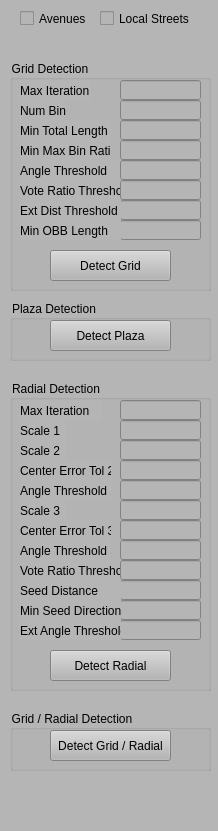
Qt form RoadDesigner/ControlWidget.ui (gnishida/RoadDesigner) before a commit.
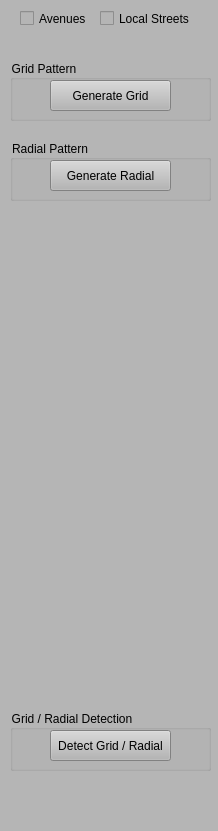
The same form after that commit.

Patch:
```diff
--- a/RoadDesigner/ControlWidget.ui
+++ b/RoadDesigner/ControlWidget.ui
@@ -26,247 +26,13 @@
       <x>10</x>
       <y>60</y>
       <width>201</width>
-      <height>231</height>
-     </rect>
-    </property>
-    <property name="title">
-     <string>Grid Detection</string>
-    </property>
-    <widget class="QPushButton" name="pushButtonDetectGrid">
-     <property name="geometry">
-      <rect>
-       <x>40</x>
-       <y>190</y>
-       <width>121</width>
-       <height>31</height>
-      </rect>
-     </property>
-     <property name="text">
-      <string>Detect Grid</string>
-     </property>
-    </widget>
-    <widget class="QLabel" name="label_4">
-     <property name="geometry">
-      <rect>
-       <x>10</x>
-       <y>40</y>
-       <width>46</width>
-       <height>21</height>
-      </rect>
-     </property>
-     <property name="text">
-      <string>Num Bins</string>
-     </property>
-    </widget>
-    <widget class="QLineEdit" name="lineEditNumBins">
-     <property name="geometry">
-      <rect>
-       <x>110</x>
-       <y>40</y>
-       <width>81</width>
-       <height>20</height>
-      </rect>
-     </property>
-     <property name="alignment">
-      <set>Qt::AlignRight|Qt::AlignTrailing|Qt::AlignVCenter</set>
-     </property>
-    </widget>
-    <widget class="QLabel" name="label_5">
-     <property name="geometry">
-      <rect>
-       <x>10</x>
-       <y>60</y>
-       <width>91</width>
-       <height>21</height>
-      </rect>
-     </property>
-     <property name="text">
-      <string>Min Total Length</string>
-     </property>
-    </widget>
-    <widget class="QLineEdit" name="lineEditMinTotalLength">
-     <property name="geometry">
-      <rect>
-       <x>110</x>
-       <y>60</y>
-       <width>81</width>
-       <height>20</height>
-      </rect>
-     </property>
-     <property name="alignment">
-      <set>Qt::AlignRight|Qt::AlignTrailing|Qt::AlignVCenter</set>
-     </property>
-    </widget>
-    <widget class="QLabel" name="label_6">
-     <property name="geometry">
-      <rect>
-       <x>10</x>
-       <y>80</y>
-       <width>91</width>
-       <height>21</height>
-      </rect>
-     </property>
-     <property name="text">
-      <string>Min Max Bin Ratio</string>
-     </property>
-    </widget>
-    <widget class="QLineEdit" name="lineEditMinMaxBinRatio">
-     <property name="geometry">
-      <rect>
-       <x>110</x>
-       <y>80</y>
-       <width>81</width>
-       <height>20</height>
-      </rect>
-     </property>
-     <property name="alignment">
-      <set>Qt::AlignRight|Qt::AlignTrailing|Qt::AlignVCenter</set>
-     </property>
-    </widget>
-    <widget class="QLabel" name="label_17">
-     <property name="geometry">
-      <rect>
-       <x>10</x>
-       <y>120</y>
-       <width>101</width>
-       <height>21</height>
-      </rect>
-     </property>
-     <property name="text">
-      <string>Vote Ratio Threshold</string>
-     </property>
-    </widget>
-    <widget class="QLineEdit" name="lineEditGridVotingThreshold">
-     <property name="geometry">
-      <rect>
-       <x>110</x>
-       <y>120</y>
-       <width>81</width>
-       <height>20</height>
-      </rect>
-     </property>
-     <property name="alignment">
-      <set>Qt::AlignRight|Qt::AlignTrailing|Qt::AlignVCenter</set>
-     </property>
-    </widget>
-    <widget class="QLabel" name="label_18">
-     <property name="geometry">
-      <rect>
-       <x>10</x>
-       <y>20</y>
-       <width>71</width>
-       <height>21</height>
-      </rect>
-     </property>
-     <property name="text">
-      <string>Max Iteration</string>
-     </property>
-    </widget>
-    <widget class="QLineEdit" name="lineEditGridMaxIteration">
-     <property name="geometry">
-      <rect>
-       <x>110</x>
-       <y>20</y>
-       <width>81</width>
-       <height>20</height>
-      </rect>
-     </property>
-     <property name="alignment">
-      <set>Qt::AlignRight|Qt::AlignTrailing|Qt::AlignVCenter</set>
-     </property>
-    </widget>
-    <widget class="QLabel" name="label_20">
-     <property name="geometry">
-      <rect>
-       <x>10</x>
-       <y>100</y>
-       <width>101</width>
-       <height>21</height>
-      </rect>
-     </property>
-     <property name="text">
-      <string>Angle Threshold</string>
-     </property>
-    </widget>
-    <widget class="QLineEdit" name="lineEditGridAngleThreshold">
-     <property name="geometry">
-      <rect>
-       <x>110</x>
-       <y>100</y>
-       <width>81</width>
-       <height>20</height>
-      </rect>
-     </property>
-     <property name="alignment">
-      <set>Qt::AlignRight|Qt::AlignTrailing|Qt::AlignVCenter</set>
-     </property>
-    </widget>
-    <widget class="QLineEdit" name="lineEditGridExtendingDistanceThreshold">
-     <property name="geometry">
-      <rect>
-       <x>110</x>
-       <y>140</y>
-       <width>81</width>
-       <height>20</height>
-      </rect>
-     </property>
-     <property name="alignment">
-      <set>Qt::AlignRight|Qt::AlignTrailing|Qt::AlignVCenter</set>
-     </property>
-    </widget>
-    <widget class="QLabel" name="label_21">
-     <property name="geometry">
-      <rect>
-       <x>10</x>
-       <y>140</y>
-       <width>101</width>
-       <height>21</height>
-      </rect>
-     </property>
-     <property name="text">
-      <string>Ext Dist Threshold</string>
-     </property>
-    </widget>
-    <widget class="QLineEdit" name="lineEditGridMinOBBLength">
-     <property name="geometry">
-      <rect>
-       <x>110</x>
-       <y>160</y>
-       <width>81</width>
-       <height>20</height>
-      </rect>
-     </property>
-     <property name="alignment">
-      <set>Qt::AlignRight|Qt::AlignTrailing|Qt::AlignVCenter</set>
-     </property>
-    </widget>
-    <widget class="QLabel" name="label_22">
-     <property name="geometry">
-      <rect>
-       <x>10</x>
-       <y>160</y>
-       <width>101</width>
-       <height>21</height>
-      </rect>
-     </property>
-     <property name="text">
-      <string>Min OBB Length</string>
-     </property>
-    </widget>
-   </widget>
-   <widget class="QGroupBox" name="groupBox_4">
-    <property name="geometry">
-     <rect>
-      <x>10</x>
-      <y>300</y>
-      <width>201</width>
       <height>61</height>
      </rect>
     </property>
     <property name="title">
-     <string>Plaza Detection</string>
+     <string>Grid Pattern</string>
     </property>
-    <widget class="QPushButton" name="pushButtonDetectPlaza">
+    <widget class="QPushButton" name="pushButtonGenerateGrid">
      <property name="geometry">
       <rect>
        <x>40</x>
@@ -276,7 +42,7 @@
       </rect>
      </property>
      <property name="text">
-      <string>Detect Plaza</string>
+      <string>Generate Grid</string>
      </property>
     </widget>
    </widget>
@@ -284,349 +50,25 @@
     <property name="geometry">
      <rect>
       <x>10</x>
-      <y>380</y>
+      <y>140</y>
       <width>201</width>
-      <height>311</height>
+      <height>61</height>
      </rect>
     </property>
     <property name="title">
-     <string>Radial Detection</string>
+     <string>Radial Pattern</string>
     </property>
     <widget class="QPushButton" name="pushButtonDetectRadial">
      <property name="geometry">
       <rect>
        <x>40</x>
-       <y>270</y>
+       <y>20</y>
        <width>121</width>
        <height>31</height>
       </rect>
      </property>
      <property name="text">
-      <string>Detect Radial</string>
-     </property>
-    </widget>
-    <widget class="QLineEdit" name="lineEditScale1">
-     <property name="geometry">
-      <rect>
-       <x>110</x>
-       <y>40</y>
-       <width>81</width>
-       <height>20</height>
-      </rect>
-     </property>
-     <property name="alignment">
-      <set>Qt::AlignRight|Qt::AlignTrailing|Qt::AlignVCenter</set>
-     </property>
-    </widget>
-    <widget class="QLabel" name="label_7">
-     <property name="geometry">
-      <rect>
-       <x>10</x>
-       <y>40</y>
-       <width>46</width>
-       <height>21</height>
-      </rect>
-     </property>
-     <property name="text">
-      <string>Scale 1</string>
-     </property>
-    </widget>
-    <widget class="QLabel" name="label_8">
-     <property name="geometry">
-      <rect>
-       <x>10</x>
-       <y>60</y>
-       <width>46</width>
-       <height>21</height>
-      </rect>
-     </property>
-     <property name="text">
-      <string>Scale 2</string>
-     </property>
-    </widget>
-    <widget class="QLineEdit" name="lineEditScale2">
-     <property name="geometry">
-      <rect>
-       <x>110</x>
-       <y>60</y>
-       <width>81</width>
-       <height>20</height>
-      </rect>
-     </property>
-     <property name="alignment">
-      <set>Qt::AlignRight|Qt::AlignTrailing|Qt::AlignVCenter</set>
-     </property>
-    </widget>
-    <widget class="QLabel" name="label_9">
-     <property name="geometry">
-      <rect>
-       <x>10</x>
-       <y>80</y>
-       <width>91</width>
-       <height>21</height>
-      </rect>
-     </property>
-     <property name="text">
-      <string>Center Error Tol 2</string>
-     </property>
-    </widget>
-    <widget class="QLineEdit" name="lineEditCenterErrorTol2">
-     <property name="geometry">
-      <rect>
-       <x>110</x>
-       <y>80</y>
-       <width>81</width>
-       <height>20</height>
-      </rect>
-     </property>
-     <property name="alignment">
-      <set>Qt::AlignRight|Qt::AlignTrailing|Qt::AlignVCenter</set>
-     </property>
-    </widget>
-    <widget class="QLabel" name="label_10">
-     <property name="geometry">
-      <rect>
-       <x>10</x>
-       <y>100</y>
-       <width>91</width>
-       <height>21</height>
-      </rect>
-     </property>
-     <property name="text">
-      <string>Angle Threshold 2</string>
-     </property>
-    </widget>
-    <widget class="QLineEdit" name="lineEditAngleThreshold2">
-     <property name="geometry">
-      <rect>
-       <x>110</x>
-       <y>100</y>
-       <width>81</width>
-       <height>20</height>
-      </rect>
-     </property>
-     <property name="alignment">
-      <set>Qt::AlignRight|Qt::AlignTrailing|Qt::AlignVCenter</set>
-     </property>
-    </widget>
-    <widget class="QLineEdit" name="lineEditAngleThreshold3">
-     <property name="geometry">
-      <rect>
-       <x>110</x>
-       <y>160</y>
-       <width>81</width>
-       <height>20</height>
-      </rect>
-     </property>
-     <property name="alignment">
-      <set>Qt::AlignRight|Qt::AlignTrailing|Qt::AlignVCenter</set>
-     </property>
-    </widget>
-    <widget class="QLabel" name="label_11">
-     <property name="geometry">
-      <rect>
-       <x>10</x>
-       <y>160</y>
-       <width>91</width>
-       <height>21</height>
-      </rect>
-     </property>
-     <property name="text">
-      <string>Angle Threshold 3</string>
-     </property>
-    </widget>
-    <widget class="QLabel" name="label_12">
-     <property name="geometry">
-      <rect>
-       <x>10</x>
-       <y>140</y>
-       <width>91</width>
-       <height>21</height>
-      </rect>
-     </property>
-     <property name="text">
-      <string>Center Error Tol 3</string>
-     </property>
-    </widget>
-    <widget class="QLabel" name="label_13">
-     <property name="geometry">
-      <rect>
-       <x>10</x>
-       <y>120</y>
-       <width>46</width>
-       <height>21</height>
-      </rect>
-     </property>
-     <property name="text">
-      <string>Scale 3</string>
-     </property>
-    </widget>
-    <widget class="QLineEdit" name="lineEditCenterErrorTol3">
-     <property name="geometry">
-      <rect>
-       <x>110</x>
-       <y>140</y>
-       <width>81</width>
-       <height>20</height>
-      </rect>
-     </property>
-     <property name="alignment">
-      <set>Qt::AlignRight|Qt::AlignTrailing|Qt::AlignVCenter</set>
-     </property>
-    </widget>
-    <widget class="QLineEdit" name="lineEditScale3">
-     <property name="geometry">
-      <rect>
-       <x>110</x>
-       <y>120</y>
-       <width>81</width>
-       <height>20</height>
-      </rect>
-     </property>
-     <property name="alignment">
-      <set>Qt::AlignRight|Qt::AlignTrailing|Qt::AlignVCenter</set>
-     </property>
-    </widget>
-    <widget class="QLabel" name="label_14">
-     <property name="geometry">
-      <rect>
-       <x>10</x>
-       <y>180</y>
-       <width>101</width>
-       <height>21</height>
-      </rect>
-     </property>
-     <property name="text">
-      <string>Vote Ratio Threshold</string>
-     </property>
-    </widget>
-    <widget class="QLineEdit" name="lineEditRadialVotingThreshold">
-     <property name="geometry">
-      <rect>
-       <x>110</x>
-       <y>180</y>
-       <width>81</width>
-       <height>20</height>
-      </rect>
-     </property>
-     <property name="alignment">
-      <set>Qt::AlignRight|Qt::AlignTrailing|Qt::AlignVCenter</set>
-     </property>
-    </widget>
-    <widget class="QLineEdit" name="lineEditRadialSeedDistance">
-     <property name="geometry">
-      <rect>
-       <x>110</x>
-       <y>200</y>
-       <width>81</width>
-       <height>20</height>
-      </rect>
-     </property>
-     <property name="text">
-      <string/>
-     </property>
-     <property name="alignment">
-      <set>Qt::AlignRight|Qt::AlignTrailing|Qt::AlignVCenter</set>
-     </property>
-    </widget>
-    <widget class="QLabel" name="label_15">
-     <property name="geometry">
-      <rect>
-       <x>10</x>
-       <y>200</y>
-       <width>101</width>
-       <height>21</height>
-      </rect>
-     </property>
-     <property name="text">
-      <string>Seed Distance</string>
-     </property>
-    </widget>
-    <widget class="QLineEdit" name="lineEditRadialExtendingAngleThreshold">
-     <property name="geometry">
-      <rect>
-       <x>110</x>
-       <y>240</y>
-       <width>81</width>
-       <height>20</height>
-      </rect>
-     </property>
-     <property name="text">
-      <string/>
-     </property>
-     <property name="alignment">
-      <set>Qt::AlignRight|Qt::AlignTrailing|Qt::AlignVCenter</set>
-     </property>
-    </widget>
-    <widget class="QLabel" name="label_16">
-     <property name="geometry">
-      <rect>
-       <x>10</x>
-       <y>240</y>
-       <width>101</width>
-       <height>21</height>
-      </rect>
-     </property>
-     <property name="text">
-      <string>Ext Angle Threshold</string>
-     </property>
-    </widget>
-    <widget class="QLineEdit" name="lineEditRadialMaxIteration">
-     <property name="geometry">
-      <rect>
-       <x>110</x>
-       <y>20</y>
-       <width>81</width>
-       <height>20</height>
-      </rect>
-     </property>
-     <property name="text">
-      <string/>
-     </property>
-     <property name="alignment">
-      <set>Qt::AlignRight|Qt::AlignTrailing|Qt::AlignVCenter</set>
-     </property>
-    </widget>
-    <widget class="QLabel" name="label_19">
-     <property name="geometry">
-      <rect>
-       <x>10</x>
-       <y>20</y>
-       <width>81</width>
-       <height>21</height>
-      </rect>
-     </property>
-     <property name="text">
-      <string>Max Iteration</string>
-     </property>
-    </widget>
-    <widget class="QLineEdit" name="lineEditRadialMinSeedDirections">
-     <property name="geometry">
-      <rect>
-       <x>110</x>
-       <y>220</y>
-       <width>81</width>
-       <height>20</height>
-      </rect>
-     </property>
-     <property name="text">
-      <string/>
-     </property>
-     <property name="alignment">
-      <set>Qt::AlignRight|Qt::AlignTrailing|Qt::AlignVCenter</set>
-     </property>
-    </widget>
-    <widget class="QLabel" name="label_23">
-     <property name="geometry">
-      <rect>
-       <x>10</x>
-       <y>220</y>
-       <width>101</width>
-       <height>21</height>
-      </rect>
-     </property>
-     <property name="text">
-      <string>Min Seed Directions</string>
+      <string>Generate Radial</string>
      </property>
     </widget>
    </widget>
```
Left out of the diff: 2 changed lines with no effect on the pictures.
